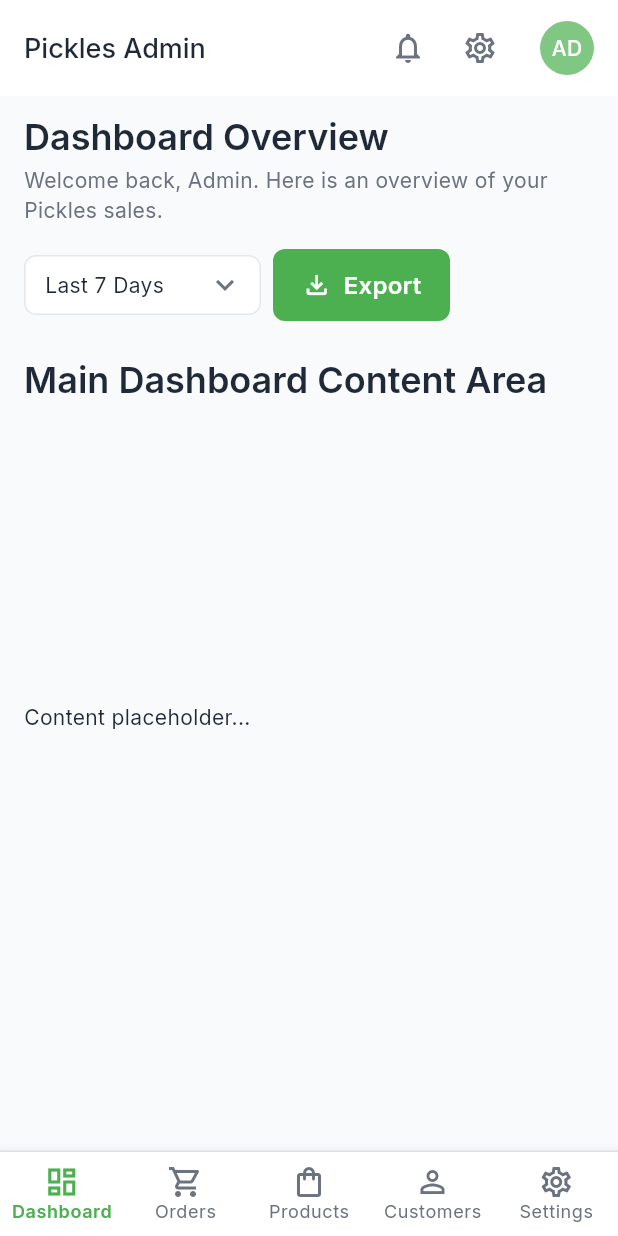
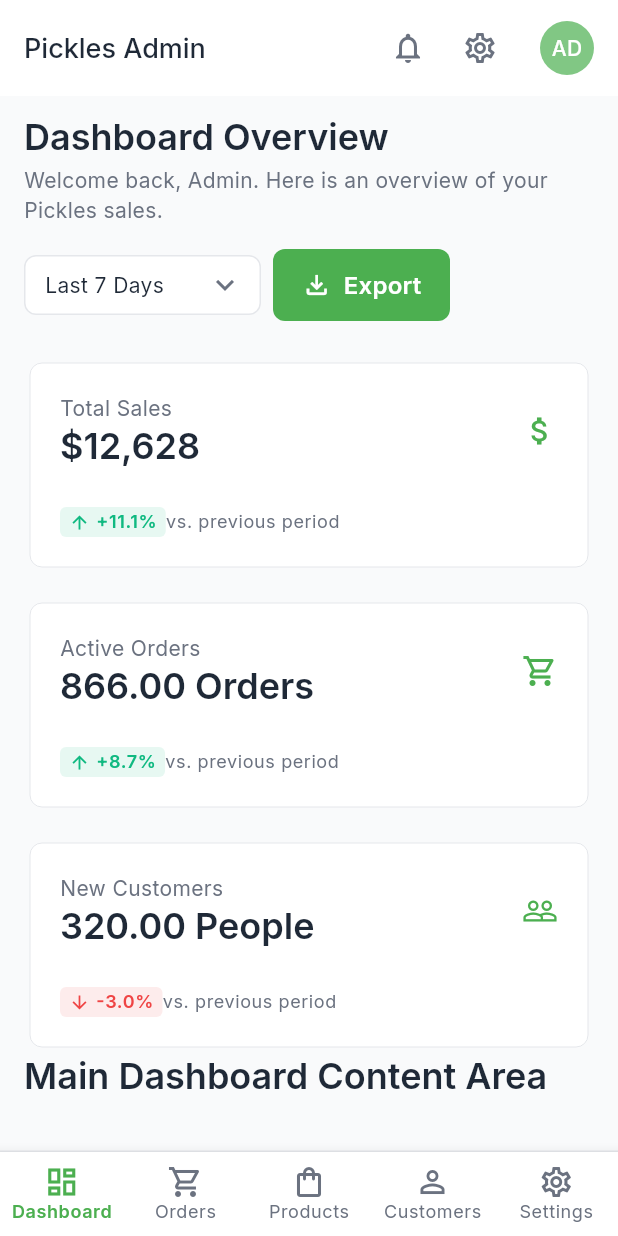
Before and after one commit to tulasireddytulasi/pickles_lab_web, a Flutter app: the screen it shows after launch, on a phone screen of 412 x 824 dp. Run offline on Flutter 3.47's test engine with Material 3 defaults, Android fonts, the phone set to English and light mode, and no system bars; our stand-ins replace bloc, go_router, google_fonts.

Commit message:
feat: Implement MetricCard component and integrate into DashboardScreen
Develop and integrate the reusable metric cards to display key dashboard statistics using mock data, completing the initial "overview" section.

- Implement the **Stateless** `MetricCard` widget (`metric_card.dart`) to display title, value, unit, icon, and colored percentage change.
- Configure color and icon changes based on positive or negative trend (`AppColors.success`/`AppColors.danger`).
- Update `DashboardScreen` to fetch metric data from `MockDataService`.
- Integrate the four metric cards into a **responsive `GridView.builder`** that adjusts the number of columns (4, 2, or 1) based on screen width (desktop, tablet, mobile).

```diff
--- a/lib/app/core/theme/app_theme.dart
+++ b/lib/app/core/theme/app_theme.dart
@@ -6,6 +6,7 @@ import 'app_colors.dart';
 
 /// Defines screen size breakpoints based on HTML/CSS media queries.
 class AppBreakpoints {
+  static const double largeDesktop = 1024.0;
   static const double desktop = 769.0;
   static const double tablet = 600.0;
   static const double mobile = 0.0;
--- a/lib/app/data/mock_data/metric_mock_data.dart
+++ b/lib/app/data/mock_data/metric_mock_data.dart
@@ -70,8 +70,8 @@ class MockDataService {
         icon: Icons.attach_money_outlined,
       ),
       MetricData(
-        title: 'Total Orders',
-        value: 1895,
+        title: 'Active Orders',
+        value: 866,
         change: _random.nextDouble() * (10 - 5) + 5, // 5% to 10%
         unit: 'Orders',
         icon: Icons.shopping_cart_outlined,
@@ -82,13 +82,6 @@ class MockDataService {
         change: -(_random.nextDouble() * (5 - 1) + 1), // -1% to -5%
         unit: 'People',
         icon: Icons.people_outline,
-      ),
-      MetricData(
-        title: 'Avg. Order Value',
-        value: 66.64,
-        change: _random.nextDouble() * (8 - 3) + 3, // 3% to 8%
-        unit: '\$',
-        icon: Icons.receipt_long_outlined,
       ),
     ];
   }
--- a/lib/app/presentation/dashboard_screen/dashboard_screen.dart
+++ b/lib/app/presentation/dashboard_screen/dashboard_screen.dart
@@ -4,6 +4,7 @@ import 'package:flutter/material.dart';
 import 'package:pickles_lab_dashboard/app/widgets/responsive_layout.dart';
 
 import 'widgets/dashboard_header.dart';
+import 'widgets/metric_cards_list.dart';
 
 /// The root screen for the Pickles Dashboard view.
 ///
@@ -23,6 +24,9 @@ class DashboardScreen extends StatelessWidget {
 
         const SizedBox(height: 24.0), // Spacing below the header
         // Placeholder for the main content widgets (Header, Metrics, Charts, Tables)
+
+        MetricCardsList(),
+
         Text(
           'Main Dashboard Content Area',
           style: Theme.of(context).textTheme.headlineLarge,
--- /dev/null
+++ b/lib/app/presentation/dashboard_screen/widgets/metric_card.dart
@@ -0,0 +1,111 @@
+// lib/screens/dashboard/widgets/metric_card.dart
+
+import 'package:flutter/material.dart';
+import 'package:intl/intl.dart';
+import 'package:pickles_lab_dashboard/app/core/theme/app_colors.dart';
+import 'package:pickles_lab_dashboard/app/data/mock_data/metric_mock_data.dart';
+
+/// A reusable card component for displaying a single dashboard metric.
+///
+/// This is a [StatelessWidget] that displays data passed in via a [MetricData] object.
+class MetricCard extends StatelessWidget {
+  final MetricData metric;
+
+  const MetricCard({
+    super.key,
+    required this.metric,
+  });
+
+  @override
+  Widget build(BuildContext context) {
+    // Determine the color for the percentage change text and icon
+    final isPositive = metric.change >= 0;
+    final trendColor = isPositive ? AppColors.success : AppColors.danger;
+    final trendIcon = isPositive ? Icons.arrow_upward : Icons.arrow_downward;
+
+    // Format the metric value and percentage change
+    final valueFormatter = NumberFormat.currency(
+        locale: 'en_US',
+        symbol: metric.unit == '\$' ? '\$' : '', // Only include $ if unit is $
+        decimalDigits: metric.unit == '\$' ? 0 : 2
+    );
+    final formattedValue = valueFormatter.format(metric.value);
+    final formattedChange = '${isPositive ? '+' : ''}${metric.change.toStringAsFixed(1)}%';
+
+    return Card(
+      child: Padding(
+        padding: const EdgeInsets.all(20.0),
+        child: Column(
+          crossAxisAlignment: CrossAxisAlignment.start,
+          mainAxisAlignment: MainAxisAlignment.spaceBetween,
+          children: [
+            // Row 1: Icon and Title
+            Row(
+              mainAxisAlignment: MainAxisAlignment.spaceBetween,
+              children: [
+                Column(
+                  mainAxisSize: MainAxisSize.min,
+                  crossAxisAlignment: CrossAxisAlignment.start,
+                  children: [
+                    Text(
+                      metric.title,
+                      style: Theme.of(context).textTheme.bodyMedium!.copyWith(
+                        color: AppColors.textMedium,
+                      ),
+                    ),
+                    // Value
+                    Text(
+                      metric.unit == '\$' ? formattedValue : '$formattedValue ${metric.unit}',
+                      style: Theme.of(context).textTheme.headlineMedium,
+                    ),
+                  ],
+                ),
+                Icon(
+                  metric.icon,
+                  size: 24,
+                  color: AppColors.primary,
+                ),
+              ],
+            ),
+
+            // Row 2: Subtext (Comparison text, typically "compared to last month")
+            Row(
+              children: [
+                // Percentage Change Badge
+                Container(
+                  padding: const EdgeInsets.symmetric(horizontal: 6, vertical: 2),
+                  decoration: BoxDecoration(
+                    color: trendColor.withValues(alpha: 0.1), // e.g., bg-success/10
+                    borderRadius: BorderRadius.circular(4),
+                  ),
+                  child: Row(
+                    mainAxisSize: MainAxisSize.min,
+                    children: [
+                      Icon(
+                        trendIcon,
+                        size: 14,
+                        color: trendColor,
+                      ),
+                      const SizedBox(width: 4),
+                      Text(
+                        formattedChange,
+                        style: Theme.of(context).textTheme.bodySmall!.copyWith(
+                          color: trendColor,
+                          fontWeight: FontWeight.w600,
+                        ),
+                      ),
+                    ],
+                  ),
+                ),
+                Text(
+                  'vs. previous period',
+                  style: Theme.of(context).textTheme.bodySmall,
+                ),
+              ],
+            ),
+          ],
+        ),
+      ),
+    );
+  }
+}
--- /dev/null
+++ b/lib/app/presentation/dashboard_screen/widgets/metric_cards_list.dart
@@ -0,0 +1,89 @@
+import 'package:flutter/material.dart';
+import 'package:pickles_lab_dashboard/app/core/theme/app_theme.dart';
+import 'package:pickles_lab_dashboard/app/data/mock_data/metric_mock_data.dart';
+
+import 'metric_card.dart';
+
+class MetricCardsList extends StatefulWidget {
+  const MetricCardsList({super.key});
+
+  @override
+  State<MetricCardsList> createState() => _MetricCardsListState();
+}
+
+class _MetricCardsListState extends State<MetricCardsList> {
+  List<MetricData> metricData = [];
+
+  @override
+  void initState() {
+    super.initState();
+    // Fetch mock data for the metric cards
+    metricData = MockDataService().getMetrics();
+  }
+
+  /// Calculates the optimal crossAxisCount based on the screen width, matching the requirements.
+  int _getCrossAxisCount(double screenWidth) {
+    int crossAxisCount;
+    if (screenWidth > AppBreakpoints.largeDesktop) {
+      // Large Desktop
+      crossAxisCount = 3;
+    } else if (screenWidth > AppBreakpoints.desktop) {
+      // Tablet/Small Desktop
+      crossAxisCount = 2;
+    } else {
+      // Mobile
+      crossAxisCount = 1;
+    }
+
+    return crossAxisCount;
+  }
+
+  @override
+  Widget build(BuildContext context) {
+    return LayoutBuilder(
+      builder: (context, constraints) {
+        // Use a grid with dynamic columns based on screen width
+
+        final screenWidth = constraints.maxWidth;
+        final crossAxisCount = _getCrossAxisCount(screenWidth);
+
+        // 1. Calculate the total width consumed by padding and spacing.
+        final double totalHorizontalSpace = crossAxisCount - 1;
+
+        // 2. Calculate the available width for all cards.
+        final double availableGridWidth = screenWidth - totalHorizontalSpace;
+
+        // 3. Calculate the width of a single card.
+        // This is the true Card Width (W) in the W/H ratio.
+        final double cardWidth = availableGridWidth / crossAxisCount;
+
+        // 4. Define a safe, desired fixed height (H) for the Seller Card.
+        // This value should be large enough to contain all content but small enough to prevent pixel overflow.
+        // We'll use 320px as a safe maximum height for desktop/web cards.
+        // This is the key to preventing the vertical overflow error.
+        const double desiredCardHeight = 144.0;
+
+        // 5. Calculate the dynamic aspect ratio: Width / Height
+        final double childAspectRatio = cardWidth / desiredCardHeight;
+
+        // --- End Dynamic Aspect Ratio Calculation ---
+
+        return GridView.builder(
+          shrinkWrap: true,
+          physics: const NeverScrollableScrollPhysics(),
+          // Managed by parent SingleChildScrollView
+          gridDelegate: SliverGridDelegateWithFixedCrossAxisCount(
+            crossAxisCount: crossAxisCount,
+            childAspectRatio: childAspectRatio,
+            crossAxisSpacing: 16.0,
+            mainAxisSpacing: 16.0,
+          ),
+          itemCount: metricData.length,
+          itemBuilder: (context, index) {
+            return MetricCard(metric: metricData[index]);
+          },
+        );
+      },
+    );
+  }
+}
```
